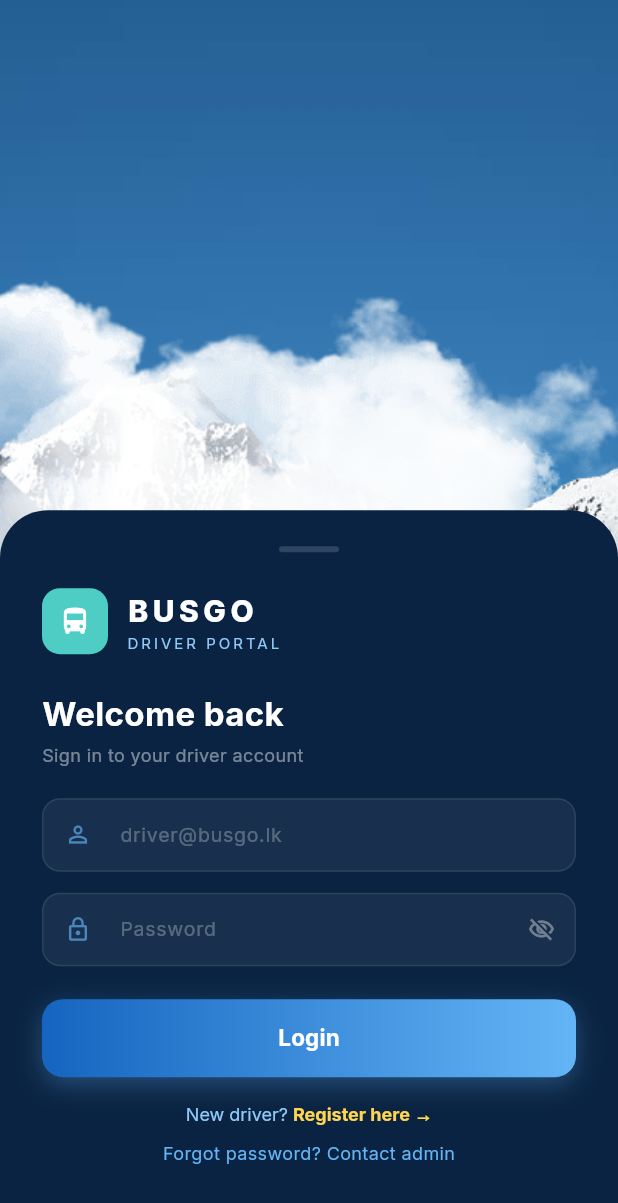
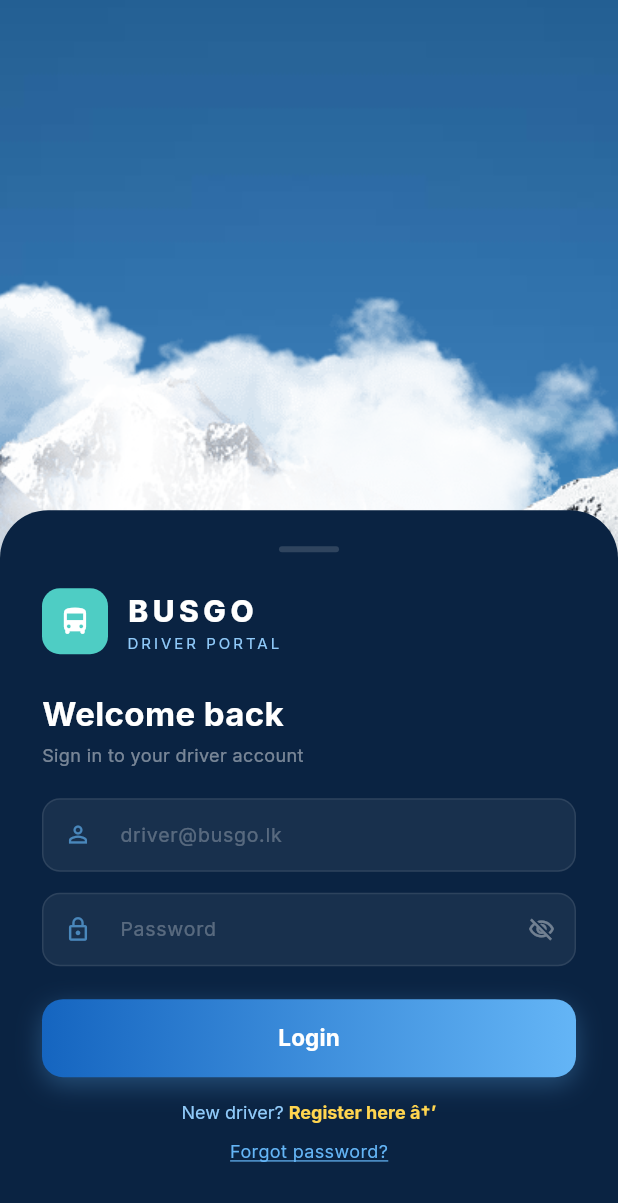
Before and after one commit to NimuthuGanegoda/BusGo, a Flutter app: the LoginScreen screen opened directly, scrolled down 385 dp, on a phone screen of 412 x 824 dp. Shown: the top 1203 px of the screen. Run offline on Flutter 3.47's test engine with Material 3 defaults, Android fonts, the light colour scheme and no system bars; our stand-ins replace dio, flutter_dotenv, flutter_local_notifications, flutter_map, flutter_secure_storage, geolocator and 8 more; missing offline and left inert: mobile_scanner; accounts and stored records are empty.

Commit message:
fix: link forgot password screen in driver login

```diff
--- a/frontend/busgo_drive/lib/screens/auth/login_screen.dart
+++ b/frontend/busgo_drive/lib/screens/auth/login_screen.dart
@@ -54,7 +54,7 @@ class _LoginScreenState extends State<LoginScreen> {
       backgroundColor: const Color(0xFF111B29),
       body: Stack(children: [
 
-        // ── 1. FIXED PARALLAX BACKGROUND ────────────────────────────────
+        // â”€â”€ 1. FIXED PARALLAX BACKGROUND â”€â”€â”€â”€â”€â”€â”€â”€â”€â”€â”€â”€â”€â”€â”€â”€â”€â”€â”€â”€â”€â”€â”€â”€â”€â”€â”€â”€â”€â”€â”€â”€
         Positioned.fill(
           child: FittedBox(
             fit: BoxFit.cover,
@@ -117,7 +117,7 @@ class _LoginScreenState extends State<LoginScreen> {
           ),
         ),
 
-        // ── 2. SCROLLABLE LOGIN CONTENT ──────────────────────────────────
+        // â”€â”€ 2. SCROLLABLE LOGIN CONTENT â”€â”€â”€â”€â”€â”€â”€â”€â”€â”€â”€â”€â”€â”€â”€â”€â”€â”€â”€â”€â”€â”€â”€â”€â”€â”€â”€â”€â”€â”€â”€â”€â”€â”€
         SingleChildScrollView(
           controller: _scrollController,
           child: Column(children: [
@@ -246,16 +246,20 @@ class _LoginScreenState extends State<LoginScreen> {
                     child: RichText(text: TextSpan(children: [
                       TextSpan(text: 'New driver? ', style: GoogleFonts.inter(
                           fontSize: 12, color: const Color(0xFF90CAF9))),
-                      TextSpan(text: 'Register here →', style: GoogleFonts.inter(
+                      TextSpan(text: 'Register here â†’', style: GoogleFonts.inter(
                           fontSize: 12, fontWeight: FontWeight.w700,
                           color: const Color(0xFFFFD54F))),
                     ])))),
 
                   const SizedBox(height: 10),
 
-                  Center(child: Text('Forgot password? Contact admin',
-                    style: GoogleFonts.inter(fontSize: 12,
-                        color: const Color(0xFF64B5F6)))),
+                  Center(child: GestureDetector(
+                    onTap: () => context.push('/forgot-password'),
+                    child: Text('Forgot password?',
+                      style: GoogleFonts.inter(fontSize: 12,
+                          color: const Color(0xFF64B5F6),
+                          decoration: TextDecoration.underline,
+                          decorationColor: const Color(0xFF64B5F6))))),
                 ])),
               ),
             ),
```
